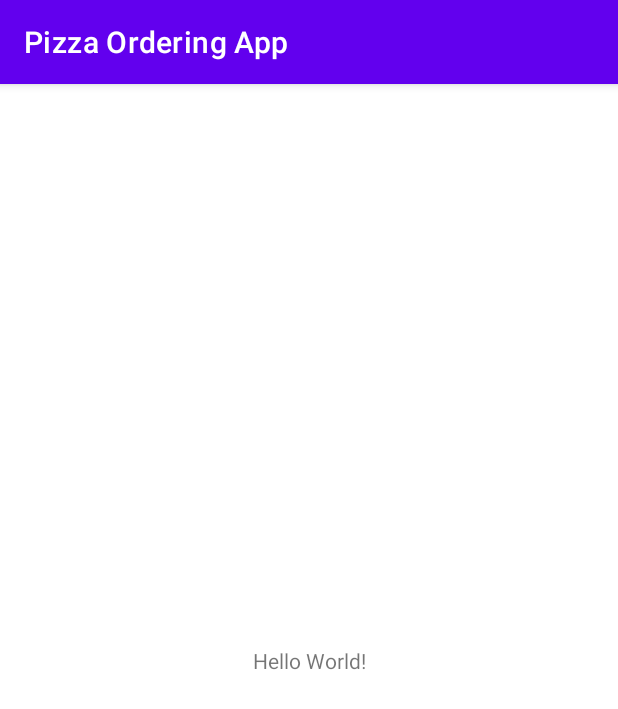
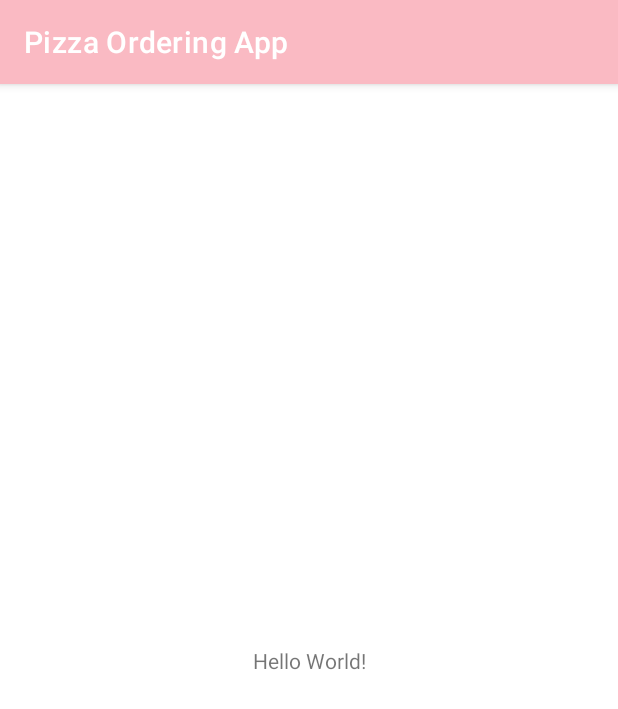
Before and after one commit to YuenShanTsang/PizzaOrderingApp, an Android app: the screen it shows after launch (MainActivity), on a phone screen of 412 x 824 dp. Shown: the top 709 px of the screen. Run offline under Robolectric (Android 15) with nearby library versions, the phone set to English and light mode, and no system bars.

```diff
--- a/app/src/main/AndroidManifest.xml
+++ b/app/src/main/AndroidManifest.xml
@@ -12,6 +12,9 @@
         android:theme="@style/Theme.PizzaOrderingApp"
         tools:targetApi="31">
         <activity
+            android:name=".Order"
+            android:exported="false" />
+        <activity
             android:name=".MainActivity"
             android:exported="true">
             <intent-filter>
--- a/app/src/main/res/values/colors.xml
+++ b/app/src/main/res/values/colors.xml
@@ -7,4 +7,6 @@
     <color name="teal_700">#FF018786</color>
     <color name="black">#FF000000</color>
     <color name="white">#FFFFFFFF</color>
+    <color name="pink">#FABAC3</color>
+    <color name="coral">#F88B82</color>
 </resources>
--- a/app/src/main/res/values/themes.xml
+++ b/app/src/main/res/values/themes.xml
@@ -2,11 +2,11 @@
     <!-- Base application theme. -->
     <style name="Theme.PizzaOrderingApp" parent="Theme.MaterialComponents.DayNight.DarkActionBar">
         <!-- Primary brand color. -->
-        <item name="colorPrimary">@color/purple_500</item>
+        <item name="colorPrimary">@color/pink</item>
         <item name="colorPrimaryVariant">@color/purple_700</item>
         <item name="colorOnPrimary">@color/white</item>
         <!-- Secondary brand color. -->
-        <item name="colorSecondary">@color/teal_200</item>
+        <item name="colorSecondary">@color/coral</item>
         <item name="colorSecondaryVariant">@color/teal_700</item>
         <item name="colorOnSecondary">@color/black</item>
         <!-- Status bar color. -->
```
Also changed, not shown: app/src/main/java/com/example/pizzaorderingapp/Order.kt (added, +11 -0 lines), app/src/main/res/layout/activity_order.xml (added, +9 -0 lines).
